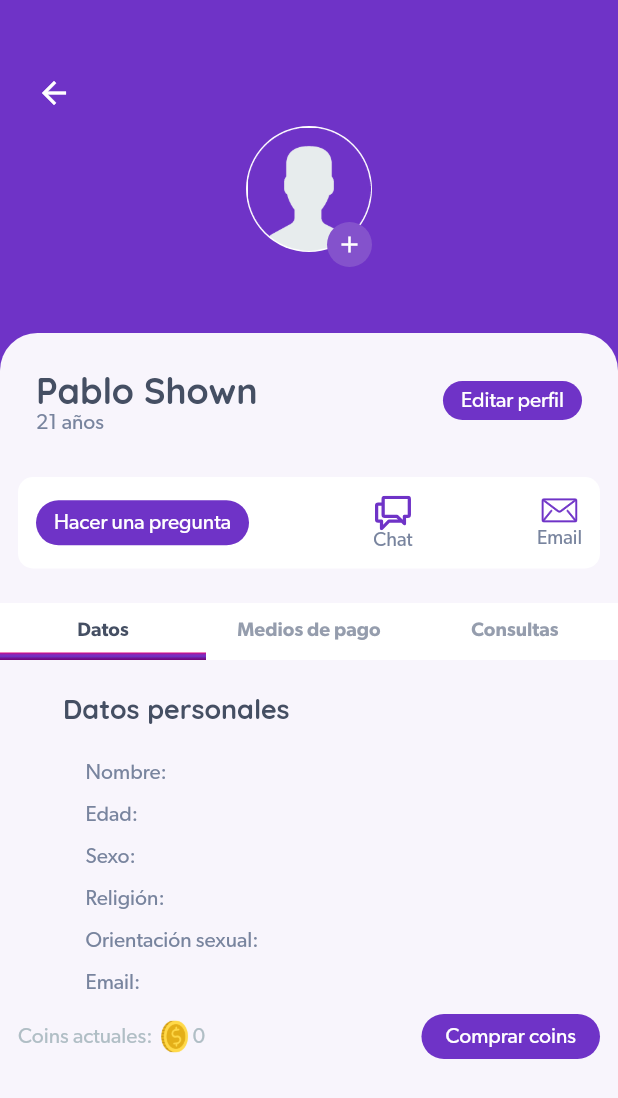
After one commit to omar26begue/app_sexualiapp_flutter, a Flutter app: the PerfilPage screen opened directly, on a phone screen of 412 x 824 dp. The commit adds this screen. Shown: the top 1098 px of the screen. Run offline on Flutter 3.47's test engine with Material 2 defaults, Android fonts, the phone set to English and light mode, and no system bars; our stand-ins replace cached_network_image, chopper, flutter_slider_drawer, flutter_svg, hexcolor, logger and 3 more; missing offline and left inert: flutter_facebook_auth; accounts and stored records are empty; generated files the repository leaves out were written again.

Commit message:
enmaquetado perfil

```diff
--- a/lib/pages/articles/widgets/menu_widget.dart
+++ b/lib/pages/articles/widgets/menu_widget.dart
@@ -5,6 +5,7 @@ import 'package:sexual_app/helpers/constants/routers.dart';
 import 'package:sexual_app/helpers/dialog.dart';
 import 'package:sexual_app/helpers/session_manager.dart';
 import 'package:sexual_app/pages/articles/widgets/item_menu_widget.dart';
+import 'package:sexual_app/pages/perfil/pages/perfil_page.dart';
 
 class MenuWidget extends StatefulWidget {
   MenuWidget({Key key}) : super(key: key);
@@ -107,7 +108,10 @@ class _MenuWidgetState extends State<MenuWidget> {
                   flex: 9,
                   child: Column(
                     children: [
-                      ItemMenuWidget(name: 'Perfil', icon: 'assets/img/perfil.svg'),
+                      InkWell(
+                        onTap: () => actionPerfil(),
+                        child: ItemMenuWidget(name: 'Perfil', icon: 'assets/img/perfil.svg'),
+                      ),
                       SizedBox(height: 40.0),
                       ItemMenuWidget(name: 'Consultas', icon: 'assets/img/consultas.svg'),
                       SizedBox(height: 40.0),
@@ -137,6 +141,12 @@ class _MenuWidgetState extends State<MenuWidget> {
     );
   }
 
+  void actionPerfil() {
+    Navigator.push(context, MaterialPageRoute(builder: (context) {
+      return PerfilPage();
+    }));
+  }
+
   void actionCerrarSession() {
     DialogSexualidad.showCupertinoDialogSiNo(
       context: context,
--- /dev/null
+++ b/lib/pages/perfil/pages/perfil_page.dart
@@ -0,0 +1,212 @@
+import 'package:flutter/material.dart';
+import 'package:flutter_svg/flutter_svg.dart';
+import 'package:hexcolor/hexcolor.dart';
+import 'package:sexual_app/pages/perfil/widgets/perfil_widget.dart';
+
+class PerfilPage extends StatefulWidget {
+  PerfilPage({Key key}) : super(key: key);
+
+  @override
+  _PerfilPageState createState() {
+    return _PerfilPageState();
+  }
+}
+
+class _PerfilPageState extends State<PerfilPage> {
+  @override
+  void initState() {
+    super.initState();
+  }
+
+  @override
+  void dispose() {
+    super.dispose();
+  }
+
+  @override
+  Widget build(BuildContext context) {
+    return Scaffold(
+      body: Container(
+        width: MediaQuery.of(context).size.width,
+        height: MediaQuery.of(context).size.height,
+        decoration: BoxDecoration(
+          color: HexColor('#6F33C7'),
+        ),
+        child: Stack(
+          children: [
+            Column(
+              children: [
+                SizedBox(height: 50.0),
+                Padding(
+                  padding: EdgeInsets.symmetric(horizontal: 24.0),
+                  child: Column(
+                    children: [
+                      Row(
+                        children: [
+                          InkWell(
+                            onTap: () => actionBack(),
+                            child: Icon(Icons.arrow_back, color: Colors.white, size: 24.0),
+                          ),
+                        ],
+                      ),
+                      Stack(
+                        children: [
+                          Container(
+                            decoration: BoxDecoration(shape: BoxShape.circle, color: Colors.white),
+                            padding: EdgeInsets.all(1.0),
+                            child: Image.asset('assets/img/perfil1.png', width: 82.0, height: 102.0),
+                          ),
+                          Positioned(
+                            bottom: 0,
+                            right: 0,
+                            child: Container(
+                              decoration: BoxDecoration(
+                                color: HexColor('#8452CC'),
+                                shape: BoxShape.circle,
+                              ),
+                              padding: EdgeInsets.all(6.0),
+                              child: Icon(Icons.add, color: Colors.white, size: 18.0),
+                            ),
+                          ),
+                        ],
+                      ),
+                    ],
+                  ),
+                ),
+                SizedBox(height: 44.0),
+                Expanded(
+                  child: Container(
+                    decoration: BoxDecoration(
+                      color: Colors.white.withOpacity(0.95),
+                      borderRadius: BorderRadius.only(topLeft: Radius.circular(25.0), topRight: Radius.circular(25.0)),
+                    ),
+                    child: Column(
+                      children: [
+                        Padding(
+                          padding: EdgeInsets.symmetric(horizontal: 24.0),
+                          child: Column(
+                            children: [
+                              SizedBox(height: 23.0),
+                              Row(
+                                mainAxisAlignment: MainAxisAlignment.spaceBetween,
+                                crossAxisAlignment: CrossAxisAlignment.center,
+                                children: [
+                                  Column(
+                                    mainAxisAlignment: MainAxisAlignment.start,
+                                    crossAxisAlignment: CrossAxisAlignment.start,
+                                    children: [
+                                      Text(
+                                        'Pablo Shown',
+                                        style: TextStyle(
+                                          fontFamily: 'Quicksand Blod',
+                                          fontSize: 24.0,
+                                          color: HexColor('#454F63'),
+                                        ),
+                                      ),
+                                      Text(
+                                        '21 años',
+                                        style: TextStyle(
+                                          fontFamily: 'Gibson Regular',
+                                          fontSize: 14.0,
+                                          color: HexColor('#78849E'),
+                                        ),
+                                      ),
+                                    ],
+                                  ),
+                                  Container(
+                                    decoration: BoxDecoration(
+                                      color: HexColor('#6F33C7'),
+                                      borderRadius: BorderRadius.all(Radius.circular(25.0)),
+                                    ),
+                                    padding: EdgeInsets.symmetric(horizontal: 12.0, vertical: 6.0),
+                                    child: Text(
+                                      'Editar perfil',
+                                      style: TextStyle(
+                                        fontFamily: 'Gibson Regular',
+                                        fontSize: 14.0,
+                                        color: Colors.white,
+                                      ),
+                                    ),
+                                  ),
+                                ],
+                              ),
+                              SizedBox(height: 29.0),
+                            ],
+                          ),
+                        ),
+                        Padding(
+                          padding: EdgeInsets.symmetric(horizontal: 12.0),
+                          child: Container(
+                            width: MediaQuery.of(context).size.width,
+                            decoration: BoxDecoration(
+                              color: Colors.white,
+                              borderRadius: BorderRadius.all(Radius.circular(10.0)),
+                            ),
+                            padding: EdgeInsets.symmetric(horizontal: 12.0, vertical: 12.0),
+                            child: Row(
+                              mainAxisAlignment: MainAxisAlignment.spaceBetween,
+                              children: [
+                                Container(
+                                  decoration: BoxDecoration(
+                                    color: HexColor('#6F33C7'),
+                                    borderRadius: BorderRadius.all(Radius.circular(25.0)),
+                                  ),
+                                  padding: EdgeInsets.symmetric(horizontal: 12.0, vertical: 8.0),
+                                  child: Text(
+                                    'Hacer una pregunta',
+                                    style: TextStyle(
+                                      fontFamily: 'Gibson Regular',
+                                      fontSize: 14.0,
+                                      color: Colors.white,
+                                    ),
+                                  ),
+                                ),
+                                Column(
+                                  children: [
+                                    SvgPicture.asset('assets/img/chat.svg', width: 24.0, height: 24.0),
+                                    Text(
+                                      'Chat',
+                                      style: TextStyle(
+                                        fontFamily: 'Gibson Regular',
+                                        fontSize: 13.0,
+                                        color: HexColor('#78849E'),
+                                      ),
+                                    ),
+                                  ],
+                                ),
+                                Column(
+                                  children: [
+                                    SvgPicture.asset('assets/img/email_blue.svg', width: 24.0, height: 18.0),
+                                    SizedBox(height: 3.5),
+                                    Text(
+                                      'Email',
+                                      style: TextStyle(
+                                        fontFamily: 'Gibson Regular',
+                                        fontSize: 13.0,
+                                        color: HexColor('#78849E'),
+                                      ),
+                                    ),
+                                  ],
+                                ),
+                              ],
+                            ),
+                          ),
+                        ),
+                        SizedBox(height: 23.0),
+                        PerfilWidget(),
+                      ],
+                    ),
+                  ),
+                ),
+              ],
+            ),
+          ],
+        ),
+      ),
+    );
+  }
+
+  void actionBack() {
+    Navigator.of(context).pop();
+  }
+}
--- /dev/null
+++ b/lib/pages/perfil/widgets/datos_personales_widget.dart
@@ -0,0 +1,141 @@
+import 'package:flutter/material.dart';
+import 'package:flutter_svg/flutter_svg.dart';
+import 'package:hexcolor/hexcolor.dart';
+
+class DatosPersonalesWidget extends StatefulWidget {
+  DatosPersonalesWidget({Key key}) : super(key: key);
+
+  @override
+  _DatosPersonalesWidgetState createState() {
+    return _DatosPersonalesWidgetState();
+  }
+}
+
+class _DatosPersonalesWidgetState extends State<DatosPersonalesWidget> {
+  @override
+  void initState() {
+    super.initState();
+  }
+
+  @override
+  void dispose() {
+    super.dispose();
+  }
+
+  @override
+  Widget build(BuildContext context) {
+    return Padding(
+      padding: EdgeInsets.symmetric(horizontal: 42.0),
+      child: Column(
+        children: [
+          Row(
+            children: [
+              Text(
+                'Datos personales',
+                style: TextStyle(
+                  fontFamily: 'Quicksand Blod',
+                  fontSize: 18.0,
+                  color: HexColor('#454F63'),
+                ),
+              ),
+            ],
+          ),
+          SizedBox(height: 24.0),
+          Padding(
+            padding: EdgeInsets.symmetric(horizontal: 15.0),
+            child: Column(
+              mainAxisAlignment: MainAxisAlignment.start,
+              crossAxisAlignment: CrossAxisAlignment.start,
+              children: [
+                Row(
+                  children: [
+                    Text(
+                      'Nombre: ',
+                      textAlign: TextAlign.start,
+                      style: TextStyle(
+                        fontFamily: 'Gibson Regular',
+                        fontSize: 14.0,
+                        color: HexColor('#78849E'),
+                      ),
+                    ),
+                  ],
+                ),
+                SizedBox(height: 14.0),
+                Row(
+                  children: [
+                    Text(
+                      'Edad: ',
+                      textAlign: TextAlign.start,
+                      style: TextStyle(
+                        fontFamily: 'Gibson Regular',
+                        fontSize: 14.0,
+                        color: HexColor('#78849E'),
+                      ),
+                    ),
+                  ],
+                ),
+                SizedBox(height: 14.0),
+                Row(
+                  children: [
+                    Text(
+                      'Sexo: ',
+                      textAlign: TextAlign.start,
+                      style: TextStyle(
+                        fontFamily: 'Gibson Regular',
+                        fontSize: 14.0,
+                        color: HexColor('#78849E'),
+                      ),
+                    ),
+                  ],
+                ),
+                SizedBox(height: 14.0),
+                Row(
+                  children: [
+                    Text(
+                      'Religión: ',
+                      textAlign: TextAlign.start,
+                      style: TextStyle(
+                        fontFamily: 'Gibson Regular',
+                        fontSize: 14.0,
+                        color: HexColor('#78849E'),
+                      ),
+                    ),
+                  ],
+                ),
+                SizedBox(height: 14.0),
+                Row(
+                  children: [
+                    Text(
+                      'Orientación sexual: ',
+                      textAlign: TextAlign.start,
+                      style: TextStyle(
+                        fontFamily: 'Gibson Regular',
+                        fontSize: 14.0,
+                        color: HexColor('#78849E'),
+                      ),
+                    ),
+                  ],
+                ),
+                SizedBox(height: 14.0),
+                Row(
+                  children: [
+                    Text(
+                      'Email: ',
+                      textAlign: TextAlign.start,
+                      style: TextStyle(
+                        fontFamily: 'Gibson Regular',
+                        fontSize: 14.0,
+                        color: HexColor('#78849E'),
+                      ),
+                    ),
+                  ],
+                ),
+                SizedBox(height: 14.0),
+              ],
+            ),
+          ),
+        ],
+      ),
+    );
+  }
+}
--- /dev/null
+++ b/lib/pages/perfil/widgets/perfil_widget.dart
@@ -0,0 +1,219 @@
+import 'package:flutter/material.dart';
+import 'package:hexcolor/hexcolor.dart';
+import 'package:sexual_app/pages/perfil/widgets/datos_personales_widget.dart';
+
+class PerfilWidget extends StatefulWidget {
+  PerfilWidget({Key key}) : super(key: key);
+
+  @override
+  _PerfilWidgetState createState() {
+    return _PerfilWidgetState();
+  }
+}
+
+class _PerfilWidgetState extends State<PerfilWidget> {
+  String opcion = 'datos';
+
+  @override
+  void initState() {
+    super.initState();
+  }
+
+  @override
+  void dispose() {
+    super.dispose();
+  }
+
+  @override
+  Widget build(BuildContext context) {
+    return Column(
+      children: [
+        Container(
+          width: MediaQuery.of(context).size.width,
+          decoration: BoxDecoration(color: Colors.white),
+          child: Row(
+            mainAxisAlignment: MainAxisAlignment.spaceBetween,
+            children: [
+              Expanded(
+                flex: 3,
+                child: InkWell(
+                  onTap: () => actionOpciones('datos'),
+                  child: Column(
+                    mainAxisAlignment: MainAxisAlignment.end,
+                    crossAxisAlignment: CrossAxisAlignment.end,
+                    children: [
+                      SizedBox(height: 12.0),
+                      Row(
+                        mainAxisAlignment: MainAxisAlignment.center,
+                        children: [
+                          Text(
+                            'Datos',
+                            style: TextStyle(
+                              fontFamily: 'Gibson SemiBlod',
+                              fontSize: 13.0,
+                              color: opcion == 'datos' ? HexColor('#454F63') : HexColor('#959DAD'),
+                            ),
+                          ),
+                        ],
+                      ),
+                      SizedBox(height: 8.0),
+                      Container(
+                        height: 5.0,
+                        decoration: BoxDecoration(
+                          gradient: opcion == 'datos'
+                              ? LinearGradient(
+                                  colors: [HexColor('#DB067E'), HexColor('#8B27B4'), HexColor('#6F33C7'), HexColor('#721696'), HexColor('#740477')],
+                                  begin: Alignment.topCenter,
+                                  end: Alignment.bottomCenter,
+                                  tileMode: TileMode.clamp,
+                                )
+                              : null,
+                        ),
+                      ),
+                    ],
+                  ),
+                ),
+              ),
+              Expanded(
+                flex: 3,
+                child: InkWell(
+                  onTap: () => actionOpciones('pago'),
+                  child: Column(
+                    mainAxisAlignment: MainAxisAlignment.end,
+                    crossAxisAlignment: CrossAxisAlignment.end,
+                    children: [
+                      SizedBox(height: 12.0),
+                      Row(
+                        mainAxisAlignment: MainAxisAlignment.center,
+                        children: [
+                          Text(
+                            'Medios de pago',
+                            style: TextStyle(
+                              fontFamily: 'Gibson SemiBlod',
+                              fontSize: 13.0,
+                              color: opcion == 'pago' ? HexColor('#454F63') : HexColor('#959DAD'),
+                            ),
+                          ),
+                        ],
+                      ),
+                      SizedBox(height: 8.0),
+                      Container(
+                        height: 5.0,
+                        decoration: BoxDecoration(
+                          gradient: opcion == 'pago'
+                              ? LinearGradient(
+                                  colors: [HexColor('#DB067E'), HexColor('#8B27B4'), HexColor('#6F33C7'), HexColor('#721696'), HexColor('#740477')],
+                                  begin: Alignment.topCenter,
+                                  end: Alignment.bottomCenter,
+                                  tileMode: TileMode.clamp,
+                                )
+                              : null,
+                        ),
+                      ),
+                    ],
+                  ),
+                ),
+              ),
+              Expanded(
+                flex: 3,
+                child: InkWell(
+                  onTap: () => actionOpciones('consultas'),
+                  child: Column(
+                    mainAxisAlignment: MainAxisAlignment.end,
+                    crossAxisAlignment: CrossAxisAlignment.end,
+                    children: [
+                      SizedBox(height: 12.0),
+                      Row(
+                        mainAxisAlignment: MainAxisAlignment.center,
+                        children: [
+                          Text(
+                            'Consultas',
+                            style: TextStyle(
+                              fontFamily: 'Gibson SemiBlod',
+                              fontSize: 13.0,
+                              color: opcion == 'consultas' ? HexColor('#454F63') : HexColor('#959DAD'),
+                            ),
+                          ),
+                        ],
+                      ),
+                      SizedBox(height: 8.0),
+                      Container(
+                        height: 5.0,
+                        decoration: BoxDecoration(
+                          gradient: opcion == 'consultas'
+                              ? LinearGradient(
+                                  colors: [HexColor('#DB067E'), HexColor('#8B27B4'), HexColor('#6F33C7'), HexColor('#721696'), HexColor('#740477')],
+                                  begin: Alignment.topCenter,
+                                  end: Alignment.bottomCenter,
+                                  tileMode: TileMode.clamp,
+                                )
+                              : null,
+                        ),
+                      ),
+                    ],
+                  ),
+                ),
+              ),
+            ],
+          ),
+        ),
+        SizedBox(height: 21.0),
+        opcion == 'datos' ? Column(
+          children: [
+            DatosPersonalesWidget(),
+            Padding(
+              padding: EdgeInsets.symmetric(horizontal: 12.0),
+              child: Row(
+                mainAxisAlignment: MainAxisAlignment.spaceBetween,
+                children: [
+                  Row(
+                    children: [
+                      Text(
+                        'Coins actuales: ',
+                        textAlign: TextAlign.start,
+                        style: TextStyle(
+                          fontFamily: 'Gibson Regular',
+                          fontSize: 14.0,
+                          color: HexColor('#B0BEC5'),
+                        ),
+                      ),
+                      Image.asset('assets/img/coins.png', width: 24.0, height: 24.0),
+                      Text(
+                        '0',
+                        textAlign: TextAlign.start,
+                        style: TextStyle(
+                          fontFamily: 'Gibson Regular',
+                          fontSize: 14.0,
+                          color: HexColor('#B0BEC5'),
+                        ),
+                      ),
+                    ],
+                  ),
+                  Container(
+                    decoration: BoxDecoration(
+                      color: HexColor('#6F33C7'),
+                      borderRadius: BorderRadius.all(Radius.circular(25.0)),
+                    ),
+                    padding: EdgeInsets.symmetric(horizontal: 16.0, vertical: 8.0),
+                    child: Text(
+                      'Comprar coins',
+                      style: TextStyle(
+                        fontFamily: 'Gibson Regular',
+                        fontSize: 14.0,
+                        color: Colors.white,
+                      ),
+                    ),
+                  ),
+                ],
+              ),
+            ),
+          ],
+        ) : SizedBox(),
+      ],
+    );
+  }
+
+  void actionOpciones(String pOpcion) {
+    setState(() => opcion = pOpcion);
+  }
+}
```
Also changed, not shown: assets/img/chat.svg (added), assets/img/coins.png, assets/img/email_blue.svg (added).
